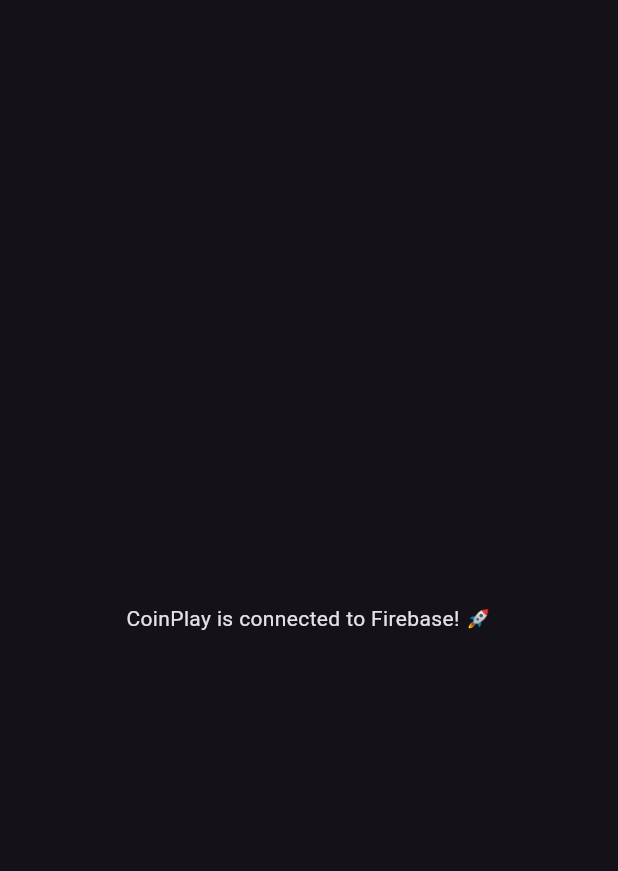
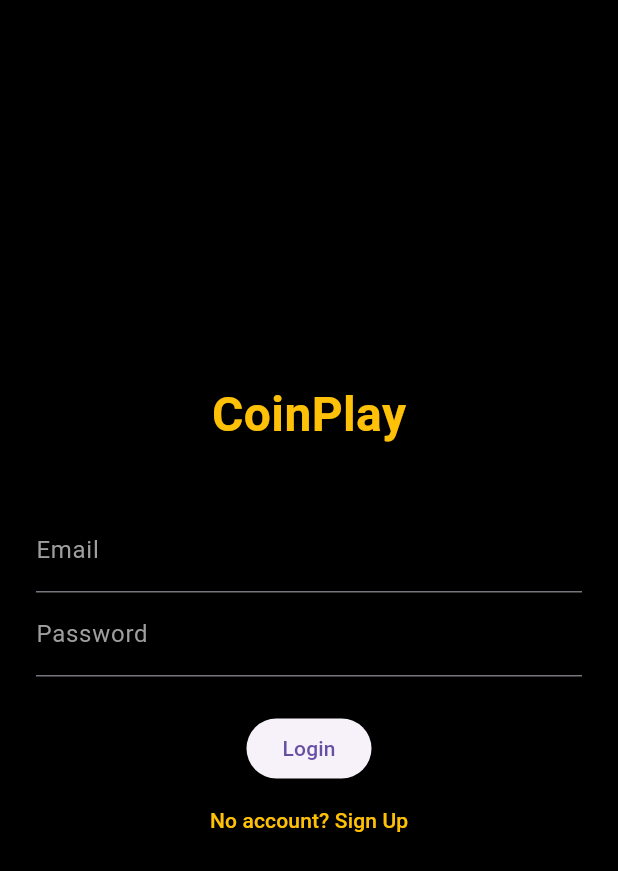
Before and after one commit to frankuncic/CoinPlay, a Flutter app: the screen it shows after launch, on a phone screen of 412 x 824 dp. Shown: the top 871 px of the screen. Run offline on Flutter 3.47's test engine with Material 3 defaults, Android fonts, the phone set to English and light mode, and no system bars; our stand-ins replace firebase_auth, firebase_core; accounts and stored records are empty.

Commit message:
Add home dashboard and auth screens

```diff
--- a/lib/main.dart
+++ b/lib/main.dart
@@ -1,6 +1,9 @@
 import 'package:flutter/material.dart';
 import 'package:firebase_core/firebase_core.dart';
+import 'package:firebase_auth/firebase_auth.dart';
 import 'firebase_options.dart';
+import 'screens/main_nav.dart';
+import 'screens/auth_screen.dart';
 
 void main() async {
   WidgetsFlutterBinding.ensureInitialized();
@@ -16,9 +19,19 @@
     return MaterialApp(
       title: 'CoinPlay',
       debugShowCheckedModeBanner: false,
-      theme: ThemeData.dark(),
-      home: const Scaffold(
-        body: Center(child: Text('CoinPlay is connected to Firebase! 🚀')),
+      home: StreamBuilder<User?>(
+        stream: FirebaseAuth.instance.authStateChanges(),
+        builder: (context, snapshot) {
+          if (snapshot.connectionState == ConnectionState.waiting) {
+            return const Scaffold(
+              body: Center(child: CircularProgressIndicator()),
+            );
+          }
+          if (snapshot.hasData) {
+            return const MainNav();
+          }
+          return const AuthScreen();
+        },
       ),
     );
   }
--- /dev/null
+++ b/lib/screens/auth_screen.dart
@@ -0,0 +1,106 @@
+import 'package:flutter/material.dart';
+import 'package:firebase_auth/firebase_auth.dart';
+
+class AuthScreen extends StatefulWidget {
+  const AuthScreen({super.key});
+
+  @override
+  State<AuthScreen> createState() => _AuthScreenState();
+}
+
+class _AuthScreenState extends State<AuthScreen> {
+  final _emailController = TextEditingController();
+  final _passwordController = TextEditingController();
+  bool _isLogin = true;
+  bool _isLoading = false;
+  String? _error;
+
+  Future<void> _submit() async {
+    setState(() {
+      _isLoading = true;
+      _error = null;
+    });
+    try {
+      if (_isLogin) {
+        await FirebaseAuth.instance.signInWithEmailAndPassword(
+          email: _emailController.text.trim(),
+          password: _passwordController.text.trim(),
+        );
+      } else {
+        await FirebaseAuth.instance.createUserWithEmailAndPassword(
+          email: _emailController.text.trim(),
+          password: _passwordController.text.trim(),
+        );
+      }
+    } on FirebaseAuthException catch (e) {
+      setState(() {
+        _error = e.message;
+      });
+    } finally {
+      setState(() {
+        _isLoading = false;
+      });
+    }
+  }
+
+  @override
+  Widget build(BuildContext context) {
+    return Scaffold(
+      backgroundColor: Colors.black,
+      body: Center(
+        child: Padding(
+          padding: const EdgeInsets.all(24),
+          child: Column(
+            mainAxisAlignment: MainAxisAlignment.center,
+            children: [
+              Text(
+                'CoinPlay',
+                style: TextStyle(
+                  fontSize: 32,
+                  fontWeight: FontWeight.bold,
+                  color: Colors.amber,
+                ),
+              ),
+              const SizedBox(height: 40),
+              TextField(
+                controller: _emailController,
+                style: const TextStyle(color: Colors.white),
+                decoration: const InputDecoration(
+                  labelText: 'Email',
+                  labelStyle: TextStyle(color: Colors.grey),
+                ),
+              ),
+              TextField(
+                controller: _passwordController,
+                obscureText: true,
+                style: const TextStyle(color: Colors.white),
+                decoration: const InputDecoration(
+                  labelText: 'Password',
+                  labelStyle: TextStyle(color: Colors.grey),
+                ),
+              ),
+              if (_error != null) ...[
+                const SizedBox(height: 12),
+                Text(_error!, style: const TextStyle(color: Colors.red)),
+              ],
+              const SizedBox(height: 24),
+              _isLoading
+                  ? const CircularProgressIndicator()
+                  : ElevatedButton(
+                      onPressed: _submit,
+                      child: Text(_isLogin ? 'Login' : 'Sign Up'),
+                    ),
+              TextButton(
+                onPressed: () => setState(() => _isLogin = !_isLogin),
+                child: Text(
+                  _isLogin ? 'No account? Sign Up' : 'Have an account? Login',
+                  style: const TextStyle(color: Colors.amber),
+                ),
+              ),
+            ],
+          ),
+        ),
+      ),
+    );
+  }
+}
--- a/pubspec.yaml
+++ b/pubspec.yaml
@@ -31,9 +31,9 @@
   flutter:
     sdk: flutter
   firebase_core: ^3.0.0
-  firebase_auth: ^5.0.0
-  cloud_firestore: ^5.0.0
-  google_sign_in: ^6.0.0
+  firebase_auth: ^5.7.0
+  cloud_firestore: ^5.6.12
+  google_sign_in: ^7.2.0
   http: ^1.0.0
 
   # The following adds the Cupertino Icons font to your application.
```
Also changed, not shown: lib/screens/home_screen.dart (added, +171 -0 lines), lib/screens/main_nav.dart (added, +49 -0 lines), pubspec.lock.
